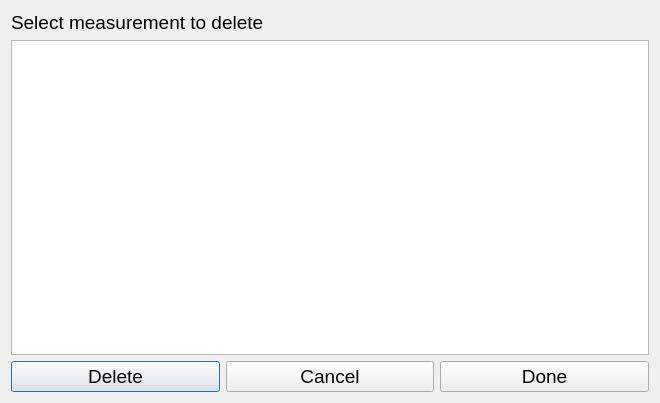
First picture: the form in ui/SpecimenDelDlg.ui, repository guyuhong/CLAMS, before the edit.
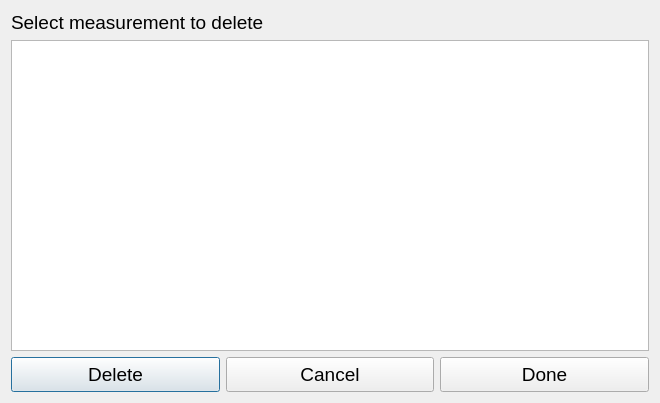
Second picture: the form after the edit.

What changed in the file:
```diff
--- a/ui/SpecimenDelDlg.ui
+++ b/ui/SpecimenDelDlg.ui
@@ -18,6 +18,12 @@
     <layout class="QGridLayout" name="gridLayout">
      <item row="2" column="0">
       <widget class="QPushButton" name="delBtn">
+       <property name="minimumSize">
+        <size>
+         <width>165</width>
+         <height>35</height>
+        </size>
+       </property>
        <property name="font">
         <font>
          <pointsize>14</pointsize>
@@ -42,6 +48,12 @@
      </item>
      <item row="2" column="2">
       <widget class="QPushButton" name="okBtn">
+       <property name="minimumSize">
+        <size>
+         <width>165</width>
+         <height>35</height>
+        </size>
+       </property>
        <property name="font">
         <font>
          <pointsize>14</pointsize>
@@ -54,6 +66,12 @@
      </item>
      <item row="2" column="1">
       <widget class="QPushButton" name="cancelBtn">
+       <property name="minimumSize">
+        <size>
+         <width>165</width>
+         <height>35</height>
+        </size>
+       </property>
        <property name="font">
         <font>
          <pointsize>14</pointsize>
```
